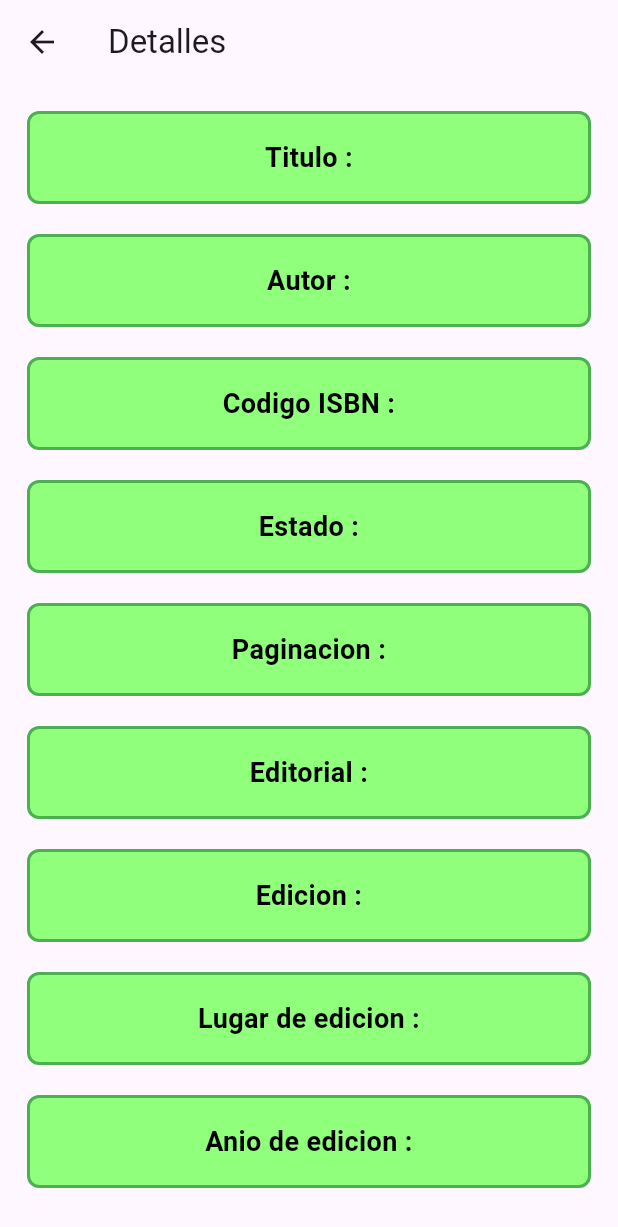
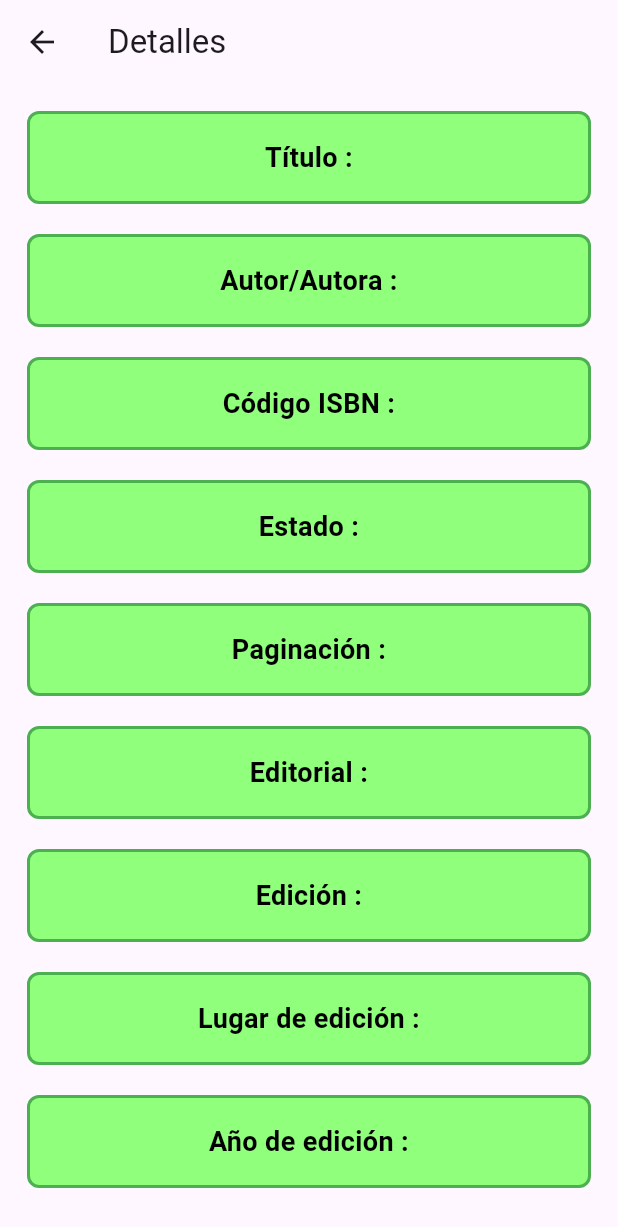
Before and after one commit to andresgutivar/TechLibrary, a Flutter app: the BookInformationPage screen opened directly with empty values, on a phone screen of 412 x 824 dp. Shown: the top 1227 px of the screen. Run offline on Flutter 3.47's test engine with Material 3 defaults, Android fonts, the phone set to English and light mode, and no system bars; our stand-ins replace cloud_firestore, expansion_tile_card, firebase_auth, firebase_core, shared_preferences; missing offline and left inert: select_searchable_list; accounts and stored records are empty.

```diff
--- a/lib/pages/book/details-book/bookInformationPage.dart
+++ b/lib/pages/book/details-book/bookInformationPage.dart
@@ -20,18 +20,18 @@ class BookInformationPage extends StatelessWidget {
               children: [
                 // SizedBox que contiene el texto con el estilo deseado
                 MyText(
-                    text: 'Titulo',
+                    text: 'Título',
                     value: book['title'],
                     customColor: customColor),
                 const SizedBox(height: 16),
                 MyText(
-                    text: 'Autor',
+                    text: 'Autor/Autora',
                     value: book['author'],
                     customColor: customColor),
                 const SizedBox(height: 16),
 
                 MyText(
-                    text: 'Codigo ISBN',
+                    text: 'Código ISBN',
                     value: book['isbn'],
                     customColor: customColor),
                 const SizedBox(height: 16),
@@ -43,7 +43,7 @@ class BookInformationPage extends StatelessWidget {
                 const SizedBox(height: 16),
 
                 MyText(
-                    text: 'Paginacion',
+                    text: 'Paginación',
                     value: book['pagination'],
                     customColor: customColor),
                 const SizedBox(height: 16),
@@ -54,22 +54,22 @@ class BookInformationPage extends StatelessWidget {
                     customColor: customColor),
                 const SizedBox(height: 16),
                 MyText(
-                    text: 'Edicion',
+                    text: 'Edición',
                     value: book['edition'],
                     customColor: customColor),
                 const SizedBox(height: 16),
                 MyText(
-                    text: 'Lugar de edicion',
+                    text: 'Lugar de edición',
                     value: book['editingPlace'],
                     customColor: customColor),
                 const SizedBox(height: 16),
                 MyText(
-                    text: 'Anio de edicion',
+                    text: 'Año de edición',
                     value: book['yearEdition'],
                     customColor: customColor),
                 const SizedBox(height: 16),
                 MyText(
-                    text: 'Ubicacion fisica',
+                    text: 'Ubicación física',
                     value: book['location'],
                     customColor: customColor),
                 const SizedBox(height: 16),
--- a/lib/pages/book/edit-book/editBookPageNew.dart
+++ b/lib/pages/book/edit-book/editBookPageNew.dart
@@ -206,7 +206,7 @@ class _EditBookPageNewState extends State<EditBookPageNew> {
               crossAxisAlignment: CrossAxisAlignment.center,
               children: [
                 const SizedBox(height: 16),
-                _buildTextField(_tittle, 'Titulo', Icons.title_outlined,
+                _buildTextField(_tittle, 'Título', Icons.title_outlined,
                     EditBookPageNew.customColor),
                 const SizedBox(height: 16),
                 _buildTextField(_editorial, 'Editorial', Icons.numbers,
@@ -300,7 +300,7 @@ class _EditBookPageNewState extends State<EditBookPageNew> {
                       elevation: 6,
                     ),
                     child: const Text(
-                      'Registrar libro',
+                      'Editar libro',
                       style:
                           TextStyle(fontSize: 18, fontWeight: FontWeight.bold),
                     ),
--- a/lib/pages/book/new-book/registerbookPage.dart
+++ b/lib/pages/book/new-book/registerbookPage.dart
@@ -133,7 +133,7 @@ class RegisterBookPageState extends State<RegisterBookPage> {
               crossAxisAlignment: CrossAxisAlignment.center,
               children: [
                 const SizedBox(height: 16),
-                _buildTextField(_tittle, 'Titulo', Icons.title_outlined,
+                _buildTextField(_tittle, 'Título', Icons.title_outlined,
                     RegisterBookPage.customColor),
                 const SizedBox(height: 16),
                 _buildTextField(_editorial, 'Editorial', Icons.numbers,
--- a/lib/pages/login/recover_account_page.dart
+++ b/lib/pages/login/recover_account_page.dart
@@ -93,7 +93,7 @@ class _RecoverAccountPageState extends State<RecoverAccountPage> {
                       elevation: 6, // Sombra del botón
                     ),
                     child: const Text(
-                      'Iniciar Sesión',
+                      'Enviar correo',
                       style:
                           TextStyle(fontSize: 18, fontWeight: FontWeight.bold),
                     ),
--- a/lib/pages/user-book/view_users/view_user_detail_page.dart
+++ b/lib/pages/user-book/view_users/view_user_detail_page.dart
@@ -85,7 +85,7 @@ class ViewUserDetailPage extends StatelessWidget {
                               customColor: customColor),
                           SizedBox(height: 16),
                           MyText(
-                              text: 'Divicion',
+                              text: 'División',
                               value: user.div!,
                               customColor: customColor),
                           SizedBox(height: 16),
```
Also changed, not shown: lib/pages/home/homePage.dart (+8 -5 lines), lib/pages/loan/view-loan/infoLoanPageNew.dart (+30 -30 lines), lib/pages/user-book/edit_users/edit_user_page.dart (+5 -5 lines), lib/pages/user-book/new_users/new_user_page.dart (+7 -7 lines).
